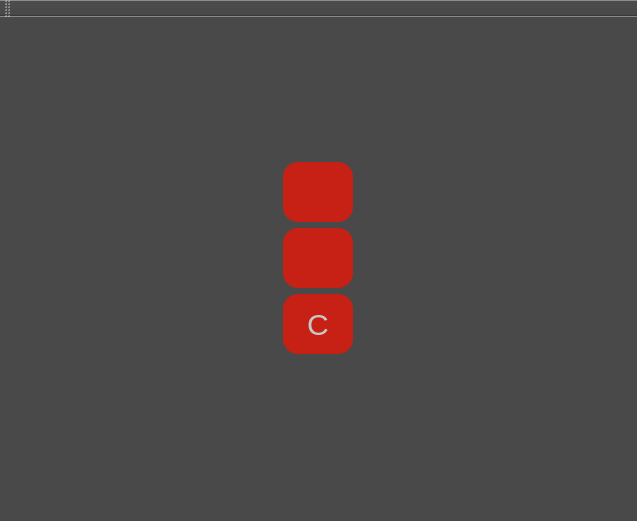
Before: the Qt Designer form mainwindow.ui in clasqm/twin-calculator-for-RenkuOS, drawn with Qt 5.
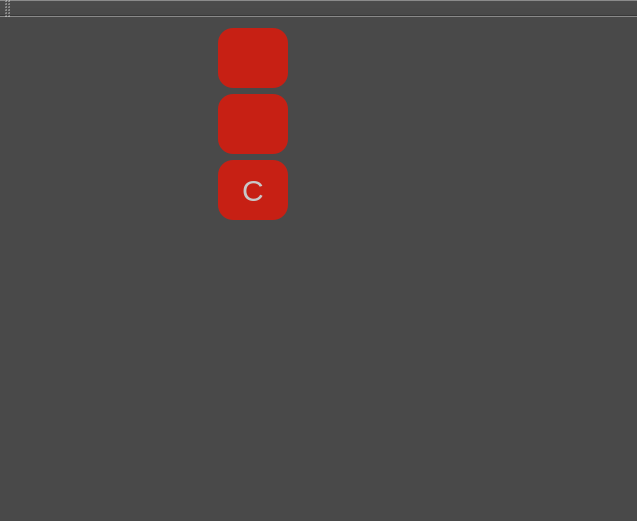
After: the same form once the commit is applied. Icons and pictures are not drawn. Custom widgets are drawn as their Qt base class.

Commit message: fix: control buttons layout

Diff of the .ui file:
```diff
--- a/mainwindow.ui
+++ b/mainwindow.ui
@@ -67,7 +67,10 @@
      </widget>
     </item>
     <item>
-     <layout class="QVBoxLayout" name="verticalLayout">
+     <layout class="QHBoxLayout" name="horizontalLayout_2">
+      <property name="sizeConstraint">
+       <enum>QLayout::SetFixedSize</enum>
+      </property>
       <property name="rightMargin">
        <number>0</number>
       </property>
@@ -77,12 +80,12 @@
          <enum>QLayout::SetFixedSize</enum>
         </property>
         <property name="labelAlignment">
-         <set>Qt::AlignCenter</set>
+         <set>Qt::AlignBottom|Qt::AlignHCenter</set>
         </property>
         <property name="formAlignment">
-         <set>Qt::AlignCenter</set>
+         <set>Qt::AlignBottom|Qt::AlignHCenter</set>
         </property>
-        <item row="0" column="0">
+        <item row="1" column="0">
          <widget class="QPushButton" name="buttonL2R">
           <property name="text">
            <string/>
@@ -99,7 +102,7 @@
           </property>
          </widget>
         </item>
-        <item row="1" column="0">
+        <item row="2" column="0">
          <widget class="QPushButton" name="buttonR2L">
           <property name="text">
            <string/>
@@ -116,13 +119,26 @@
           </property>
          </widget>
         </item>
-        <item row="2" column="0">
+        <item row="3" column="0">
          <widget class="QPushButton" name="buttonClear">
           <property name="text">
            <string>C</string>
           </property>
          </widget>
         </item>
+        <item row="4" column="0" colspan="2">
+         <spacer name="verticalSpacer">
+          <property name="orientation">
+           <enum>Qt::Vertical</enum>
+          </property>
+          <property name="sizeHint" stdset="0">
+           <size>
+            <width>20</width>
+            <height>75</height>
+           </size>
+          </property>
+         </spacer>
+        </item>
        </layout>
       </item>
      </layout>
```
Left out of the diff: 2 changed lines with no effect on the pictures.
